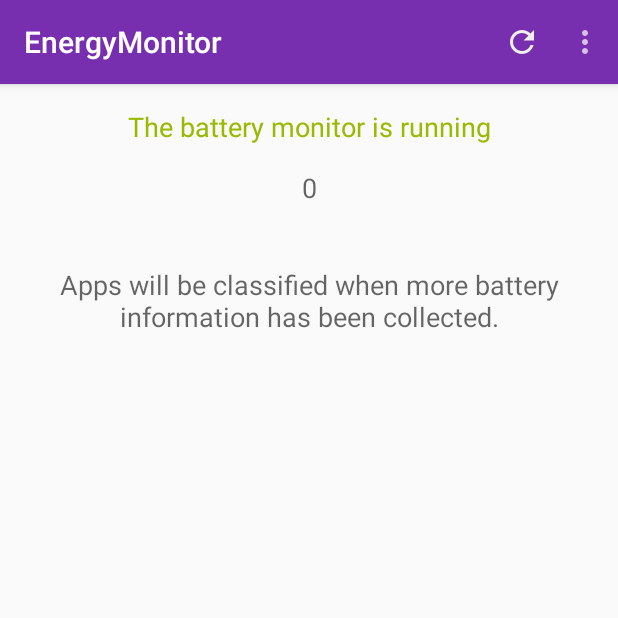
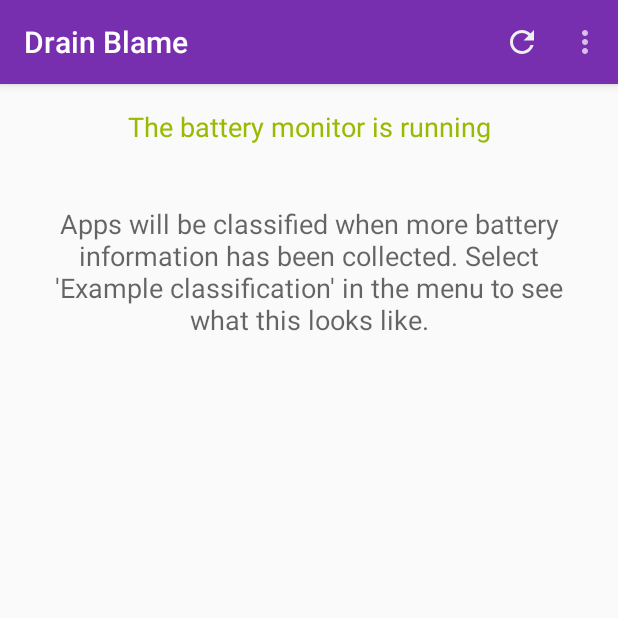
Before and after one commit to mystery-moss/Drain-Blame, an Android app: the screen it shows after launch (MainActivity), after a tap on "Refresh", on a phone screen of 412 x 824 dp, the top half of it. Run offline under Robolectric (Android 15) with nearby library versions, the phone set to English and light mode, and no system bars.

Commit message:
Changed name

```diff
--- a/app/src/main/AndroidManifest.xml
+++ b/app/src/main/AndroidManifest.xml
@@ -2,10 +2,6 @@
 <manifest xmlns:android="http://schemas.android.com/apk/res/android"
     xmlns:tools="http://schemas.android.com/tools"
     package="moss.mystery.energymonitor">
-
-    <uses-permission
-        android:name="android.permission.PACKAGE_USAGE_STATS"
-        tools:ignore="ProtectedPermissions" />
 
     <application
         android:allowBackup="true"
--- a/app/src/main/java/moss/mystery/energymonitor/ui/AppArrayAdapter.java
+++ b/app/src/main/java/moss/mystery/energymonitor/ui/AppArrayAdapter.java
@@ -110,7 +110,9 @@
                 viewHolder.classification.setTextColor(ContextCompat.getColor(context, R.color.grey));
             }
         } else {
-            viewHolder.classification.setTextColor(ContextCompat.getColor(context, R.color.red));
+            if(red) {
+                viewHolder.classification.setTextColor(ContextCompat.getColor(context, R.color.red));
+            }
         }
 
         return convertView;
--- a/app/src/main/java/moss/mystery/energymonitor/ui/MainActivity.java
+++ b/app/src/main/java/moss/mystery/energymonitor/ui/MainActivity.java
@@ -61,10 +61,8 @@
 
 
         TextView info = (TextView) findViewById(R.id.infoText);
-//        info.setVisibility(View.GONE);
-        //TODO: DEBUG
-        info.setText(String.valueOf(globals.intervalHandler.numIntervals()));
-//        info.setText(R.string.keep_running);
+        info.setVisibility(View.GONE);
+        info.setText(R.string.keep_running);
     }
 
     @Override
@@ -100,10 +98,6 @@
             case R.id.action_refresh:
                 updateMonitorText();
                 populateAppList();
-                //Maybe do something to the page so it's clear it has actually refreshed - e.g. pop up a spinner for a second
-                //TODO: DEBUG
-                TextView info = (TextView) findViewById(R.id.infoText);
-                info.setText(String.valueOf(globals.intervalHandler.numIntervals()));
                 return true;
             case R.id.action_togglemonitor:
                 //Set 'toggle monitor' menu and status text
@@ -145,13 +139,19 @@
         final Context context = this;
         final ProgressBar loading = (ProgressBar) findViewById(R.id.progressBar);
 
+        final ListView listView = (ListView) findViewById(R.id.app_list);
+        final TextView appText = (TextView) findViewById(R.id.appListText);
+        final TextView info = (TextView) findViewById(R.id.infoText);
+        final TextView heading = (TextView) findViewById(R.id.heading);
+
+        listView.setVisibility(View.GONE);
+        appText.setVisibility(View.GONE);
+        info.setVisibility(View.GONE);
+        heading.setVisibility(View.GONE);
+        //Show loading icon
+        loading.setVisibility(View.VISIBLE);
+
         new AsyncTask<Classifier, Void, Integer>() {
-            @Override
-            protected void onPreExecute(){
-                //Show loading icon
-                loading.setVisibility(View.VISIBLE);
-            }
-
             @Override
             protected Integer doInBackground(Classifier... param){
                 //Classify apps
@@ -160,15 +160,9 @@
 
             @Override
             protected void onPostExecute(Integer numClassified){
-                ListView listView = (ListView) findViewById(R.id.app_list);
-                TextView appText = (TextView) findViewById(R.id.appListText);
-//                TextView info = (TextView) findViewById(R.id.infoText);
-                TextView heading = (TextView) findViewById(R.id.heading);
-
                 //Populate list view
                 if(numClassified > 0){
                     //Populate view with classified apps
-                    appText.setVisibility(View.GONE);
                     listView.setVisibility(View.VISIBLE);
                     heading.setVisibility(View.VISIBLE);
 
@@ -177,15 +171,10 @@
 
                     //If number of classified apps below threshold, show info text, else hide
                     if(numClassified <= NUM_THRESHOLD){
-//                        info.setVisibility(View.VISIBLE);
-                    } else {
-//                        info.setVisibility(View.GONE);
+                        info.setVisibility(View.VISIBLE);
                     }
                 } else {
                     //Display message about lack of intervals
-                    listView.setVisibility(View.GONE);
-//                    info.setVisibility(View.GONE);
-                    heading.setVisibility(View.GONE);
                     appText.setVisibility(View.VISIBLE);
                 }
 
@@ -212,7 +201,6 @@
 
         ListView listView = (ListView) findViewById(R.id.app_list);
         TextView appText = (TextView) findViewById(R.id.appListText);
-//      TextView info = (TextView) findViewById(R.id.infoText);
         TextView heading = (TextView) findViewById(R.id.heading);
 
         appText.setVisibility(View.GONE);
--- a/app/src/main/res/values/strings.xml
+++ b/app/src/main/res/values/strings.xml
@@ -1,10 +1,10 @@
 <resources>
-    <string name="app_name">EnergyMonitor</string>
+    <string name="app_name">Drain Blame</string>
     <string name="monitor_running">The battery monitor is running</string>
     <string name="monitor_not_running">The battery monitor is not running</string>
     <string name="monitor_on">Start monitoring</string>
     <string name="monitor_off">Stop monitoring</string>
-    <string name="too_few_intervals">Apps will be classified when more battery information has been collected.</string>
+    <string name="too_few_intervals">Apps will be classified when more battery information has been collected. Select \'Example classification\' in the menu to see what this looks like.</string>
     <string name="read_permissions_error">From Android 7 onwards apps cannot read the list of running processes, so monitoring will not work. However, this is just an evaluation version of this app, so you can have a look around anyway.</string>
     <string name="error">Error</string>
     <string name="refresh">Refresh</string>
```
